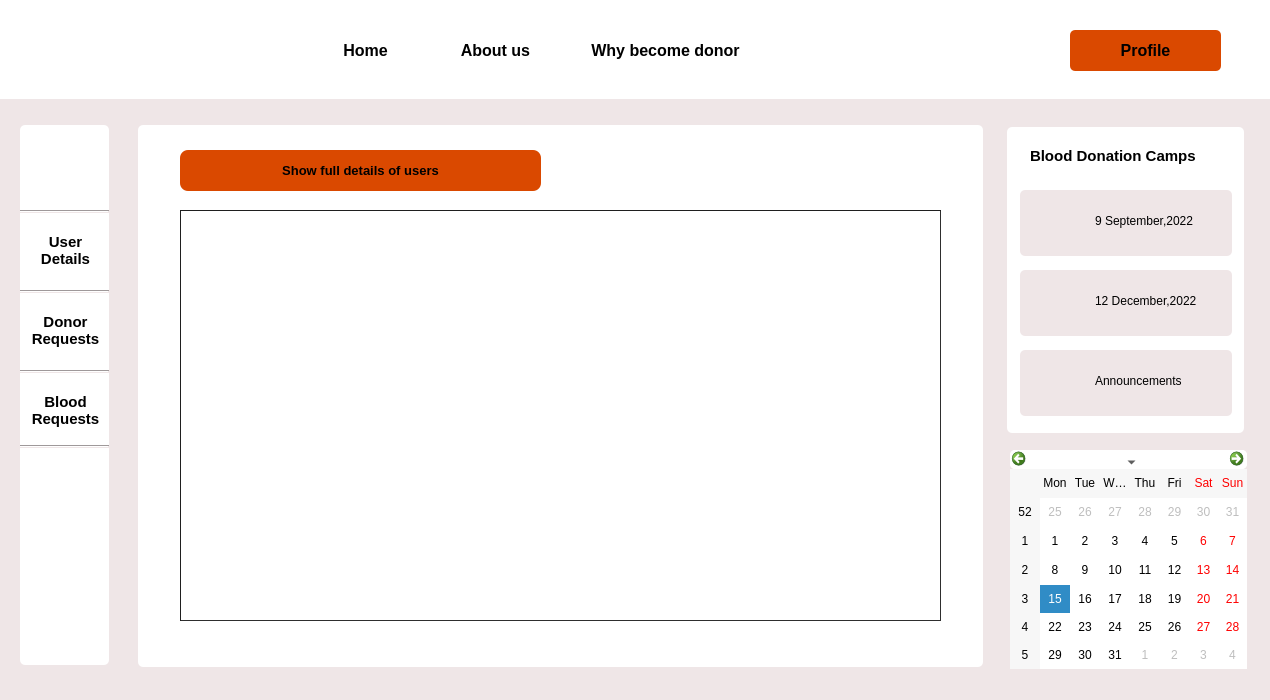
Old version of the form user_details.ui in the repository Rista10/Final.
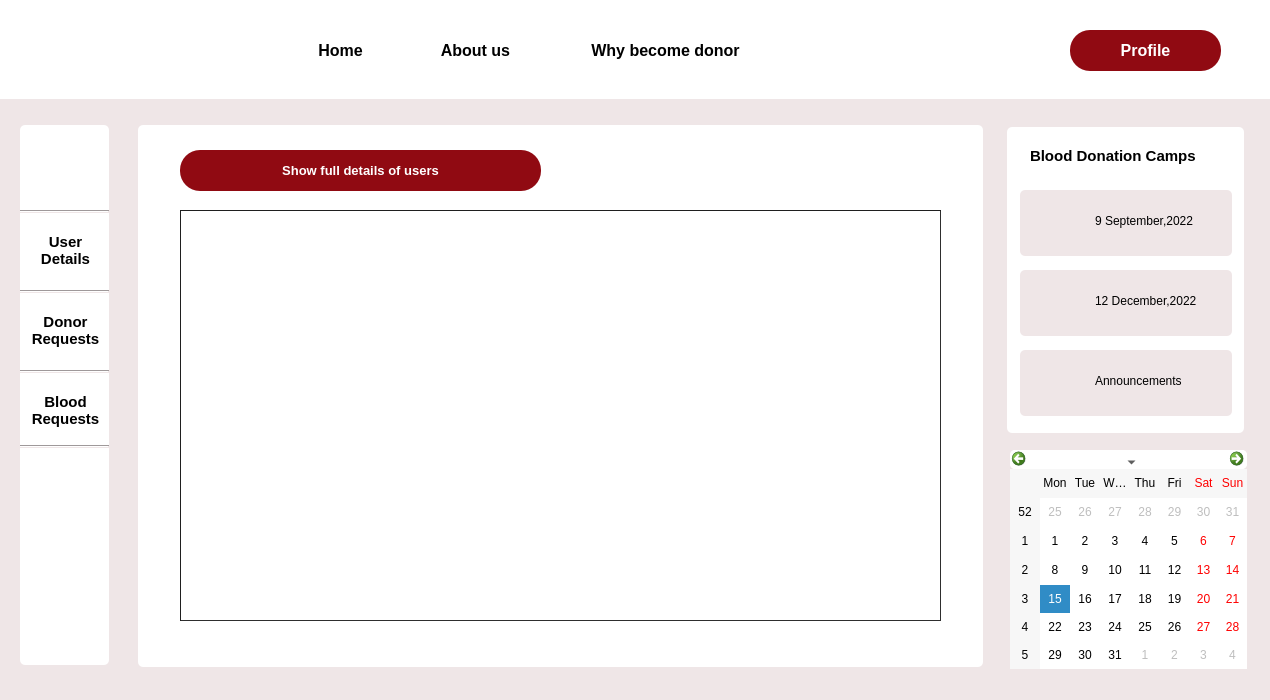
New version of the form. Icons and pictures are not drawn.

What changed in the file:
```diff
--- a/user_details.ui
+++ b/user_details.ui
@@ -34,7 +34,7 @@
     <rect>
      <x>290</x>
      <y>30</y>
-     <width>151</width>
+     <width>101</width>
      <height>41</height>
     </rect>
    </property>
@@ -46,11 +46,14 @@
    </property>
    <property name="styleSheet">
     <string notr="true">#home
-
 {
  background-color:rgb(255, 255, 255);
-border-radius:5px;
-}</string>
+border-radius:0.5px;
+}
+
+
+#home::hover{border-bottom :3px solid rgb(144, 10, 18);
+color: rgb(144, 10, 18);}</string>
    </property>
    <property name="text">
     <string>Home</string>
@@ -209,7 +212,7 @@
     <rect>
      <x>420</x>
      <y>30</y>
-     <width>151</width>
+     <width>111</width>
      <height>41</height>
     </rect>
    </property>
@@ -224,8 +227,12 @@
 
 {
  background-color:rgb(255, 255, 255);
-border-radius:5px;
-}</string>
+border-radius:0.5px;
+}
+
+
+#about::hover{border-bottom :3px solid rgb(144, 10, 18);
+color: rgb(144, 10, 18);}</string>
    </property>
    <property name="text">
     <string>About us</string>
@@ -406,8 +413,15 @@
    <property name="styleSheet">
     <string notr="true">#login
 {
- background-color:rgb(218, 73, 0);
-border-radius:5px;
+ background-color:rgb(144, 10, 18);
+border-radius:20px;
+	color: rgb(255, 255, 255);
+}
+
+#login::hover
+{
+background-color:white;
+	color: rgb(144, 10, 18);
 }</string>
    </property>
    <property name="text">
@@ -561,8 +575,16 @@
     </font>
    </property>
    <property name="styleSheet">
-    <string notr="true">background-color:rgb(218, 73, 0);
-border-radius:8px;</string>
+    <string notr="true">#pushButton{background-color:rgb(144, 10, 18);
+border-radius:20px;
+
+color: rgb(255, 255, 255);}
+
+#pushButton::hover
+{
+background-color:white;
+	color: rgb(144, 10, 18);
+}</string>
    </property>
    <property name="text">
     <string>Show full details of users</string>
```
Left out of the diff: 98 changed lines with no effect on the pictures.
